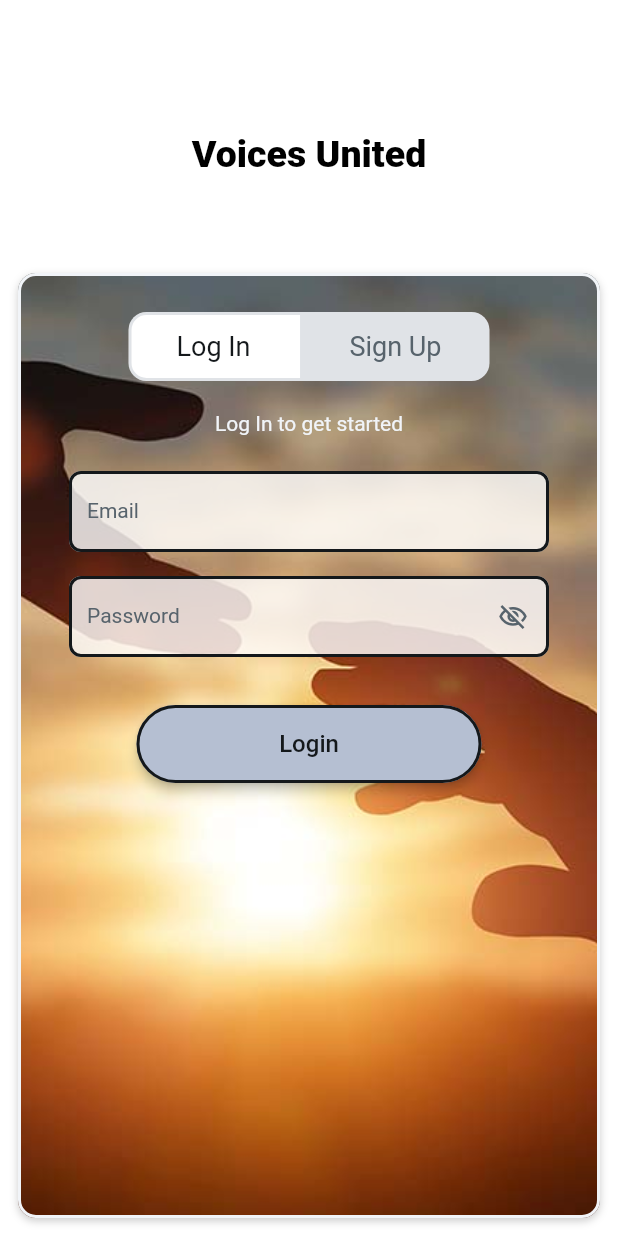
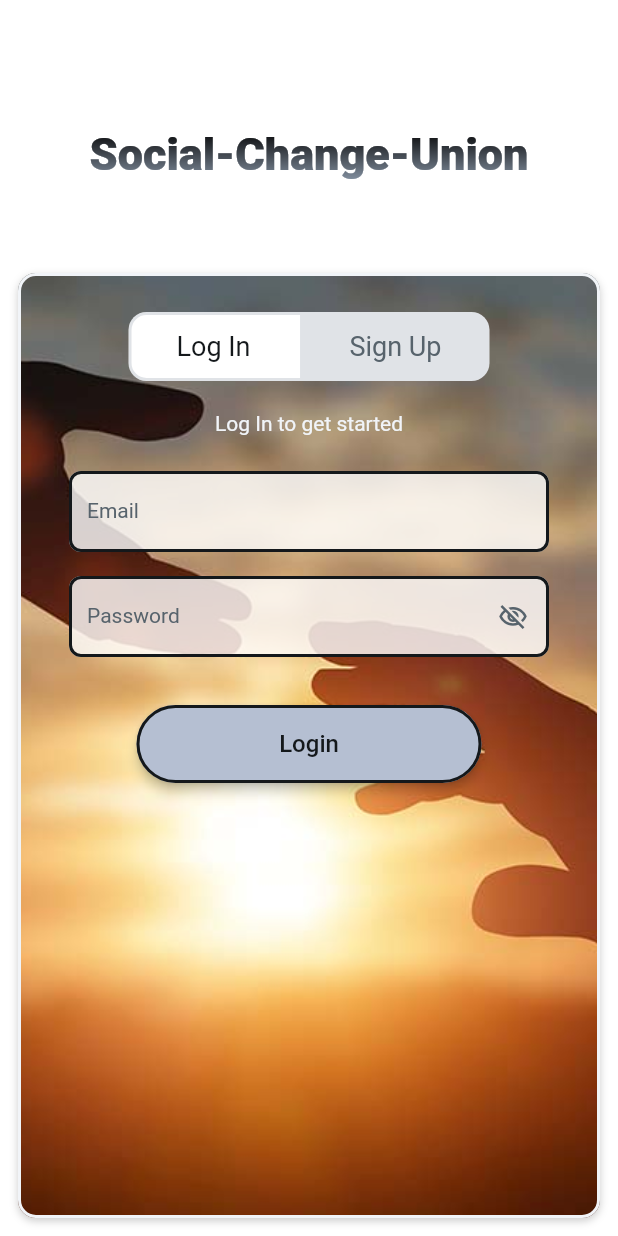
Before and after one commit to Tanmay6686/Tech_TrailBlazers, a Flutter app: the screen it shows after launch, on a phone screen of 412 x 824 dp. Run offline on Flutter 3.47's test engine with Material 2 defaults, Android fonts, the phone set to English and light mode, and no system bars; drawn by our look-alikes of auto_size_text, flutter_animate, simple_gradient_text; our stand-ins replace cloud_firestore, dropdown_button2, file_picker, firebase_auth, firebase_core, firebase_storage and 14 more; missing offline and left inert: json_path, mime_type; accounts and stored records are empty; Roboto replaces fonts that are missing (Readex Pro).

Commit message:
Social-Change-Union App deployed

```diff
--- a/lib/eventyoujoined/eventyoujoined_widget.dart
+++ b/lib/eventyoujoined/eventyoujoined_widget.dart
@@ -64,7 +64,7 @@ class _EventyoujoinedWidgetState extends State<EventyoujoinedWidget> {
             },
           ),
           title: Text(
-            'events you joined',
+            'Events you joined',
             style: FlutterFlowTheme.of(context).headlineMedium.override(
                   fontFamily: 'Outfit',
                   color: Colors.black,
--- a/lib/flutter_flow/nav/nav.dart
+++ b/lib/flutter_flow/nav/nav.dart
@@ -164,6 +164,11 @@ GoRouter createRouter(AppStateNotifier appStateNotifier) => GoRouter(
           name: 'myevent',
           path: '/myevent',
           builder: (context, params) => MyeventWidget(),
+        ),
+        FFRoute(
+          name: 'InfoPage',
+          path: '/infoPage',
+          builder: (context, params) => InfoPageWidget(),
         )
       ].map((r) => r.toRoute(appStateNotifier)).toList(),
     );
--- a/lib/home/home_widget.dart
+++ b/lib/home/home_widget.dart
@@ -146,7 +146,7 @@ class _HomeWidgetState extends State<HomeWidget> {
                           borderRadius: 20.0,
                           borderWidth: 1.0,
                           buttonSize: 40.0,
-                          fillColor: Color(0xFF8491A1),
+                          fillColor: Color(0xFFB5BFD2),
                           icon: Icon(
                             Icons.menu_sharp,
                             color: FlutterFlowTheme.of(context).primaryText,
--- a/lib/index.dart
+++ b/lib/index.dart
@@ -15,3 +15,4 @@ export '/editprofilepage/editprofilepage_widget.dart'
     show EditprofilepageWidget;
 export '/my_petition/my_petition_widget.dart' show MyPetitionWidget;
 export '/myevent/myevent_widget.dart' show MyeventWidget;
+export '/info_page/info_page_widget.dart' show InfoPageWidget;
--- a/lib/singup/singup_model.dart
+++ b/lib/singup/singup_model.dart
@@ -10,6 +10,7 @@ import 'package:flutter/scheduler.dart';
 import 'package:flutter_animate/flutter_animate.dart';
 import 'package:google_fonts/google_fonts.dart';
 import 'package:provider/provider.dart';
+import 'package:simple_gradient_text/simple_gradient_text.dart';
 
 class SingupModel extends FlutterFlowModel<SingupWidget> {
   ///  State fields for stateful widgets in this page.
--- a/lib/singup/singup_widget.dart
+++ b/lib/singup/singup_widget.dart
@@ -9,6 +9,7 @@ import 'package:flutter/scheduler.dart';
 import 'package:flutter_animate/flutter_animate.dart';
 import 'package:google_fonts/google_fonts.dart';
 import 'package:provider/provider.dart';
+import 'package:simple_gradient_text/simple_gradient_text.dart';
 import 'singup_model.dart';
 export 'singup_model.dart';
 
@@ -141,14 +142,18 @@ class _SingupWidgetState extends State<SingupWidget>
                     borderRadius: BorderRadius.circular(0.0),
                   ),
                   alignment: AlignmentDirectional(0.00, 0.00),
-                  child: Text(
-                    'Voices United',
-                    style: TextStyle(
+                  child: GradientText(
+                    'Social-Change-Union',
+                    style: GoogleFonts.getFont(
+                      'Readex Pro',
                       color: Colors.black,
                       fontWeight: FontWeight.w900,
-                      fontSize: 25.0,
+                      fontSize: 30.0,
                       fontStyle: FontStyle.normal,
                     ),
+                    colors: [Colors.black, Color(0xFF8491A1)],
+                    gradientDirection: GradientDirection.ttb,
+                    gradientType: GradientType.linear,
                   ),
                 ),
               ),
@@ -953,8 +958,9 @@ class _SingupWidgetState extends State<SingupWidget>
                                                                 .override(
                                                                   fontFamily:
                                                                       'Readex Pro',
-                                                                  color: Colors
-                                                                      .white,
+                                                                  color: FlutterFlowTheme.of(
+                                                                          context)
+                                                                      .primaryText,
                                                                 ),
                                                         elevation: 3.0,
                                                         borderSide: BorderSide(
--- a/pubspec.yaml
+++ b/pubspec.yaml
@@ -81,6 +81,7 @@ dependencies:
   sign_in_with_apple: 4.3.0
   sign_in_with_apple_platform_interface: 1.0.0
   sign_in_with_apple_web: 1.0.1
+  simple_gradient_text: 1.2.3
   sqflite: 2.2.6
   stream_transform: 2.1.0
   timeago: 3.2.2
```
Also changed, not shown: lib/dashboard/dashboard_widget.dart (+41 -4 lines), lib/eventscheduling/eventscheduling_widget.dart (+8 -2 lines), lib/info_page/info_page_model.dart (added, +26 -0 lines), lib/info_page/info_page_widget.dart (added, +96 -0 lines).
